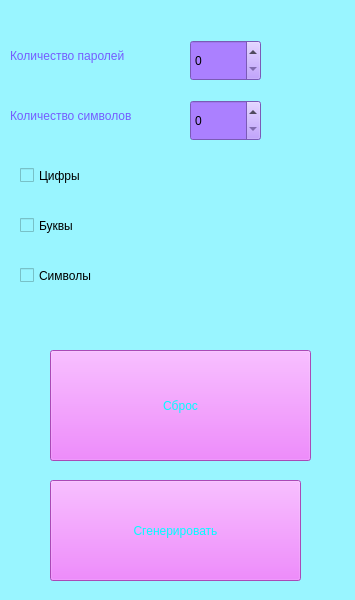
Old version of the form form.ui in the repository isaak9923/generete_password.
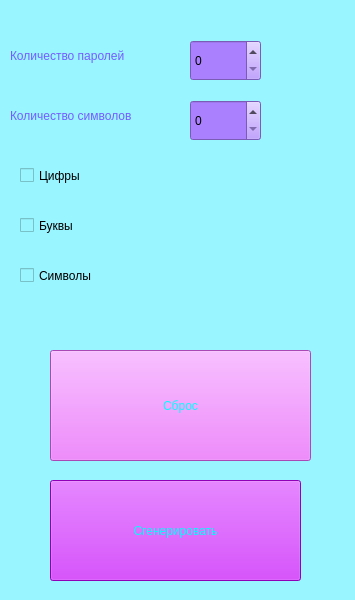
New version of the form. Icons and pictures are not drawn.

Commit message:
Поменял цвета
123

Diff of the .ui file:
```diff
--- a/form.ui
+++ b/form.ui
@@ -24,7 +24,7 @@
     <normaloff>D:/The Last of Us Part I/crs-prompt-logo.png</normaloff>D:/The Last of Us Part I/crs-prompt-logo.png</iconset>
   </property>
   <property name="styleSheet">
-   <string notr="true">background-color: rgb(201, 250, 255);
+   <string notr="true">background-color: rgb(200, 0, 255);
 background-color: rgb(153, 245, 255);</string>
   </property>
   <widget class="QWidget" name="centralwidget">
@@ -41,7 +41,7 @@
      <string notr="true">color: rgb(0, 255, 255);
 font: 14pt &quot;MS Shell Dlg 2&quot;;
 font: 12pt &quot;MS Shell Dlg 2&quot;;
-background-color: rgb(238, 102, 255);</string>
+background-color: rgb(200, 0, 255);</string>
     </property>
     <property name="text">
      <string>Сгенерировать</string>
```
